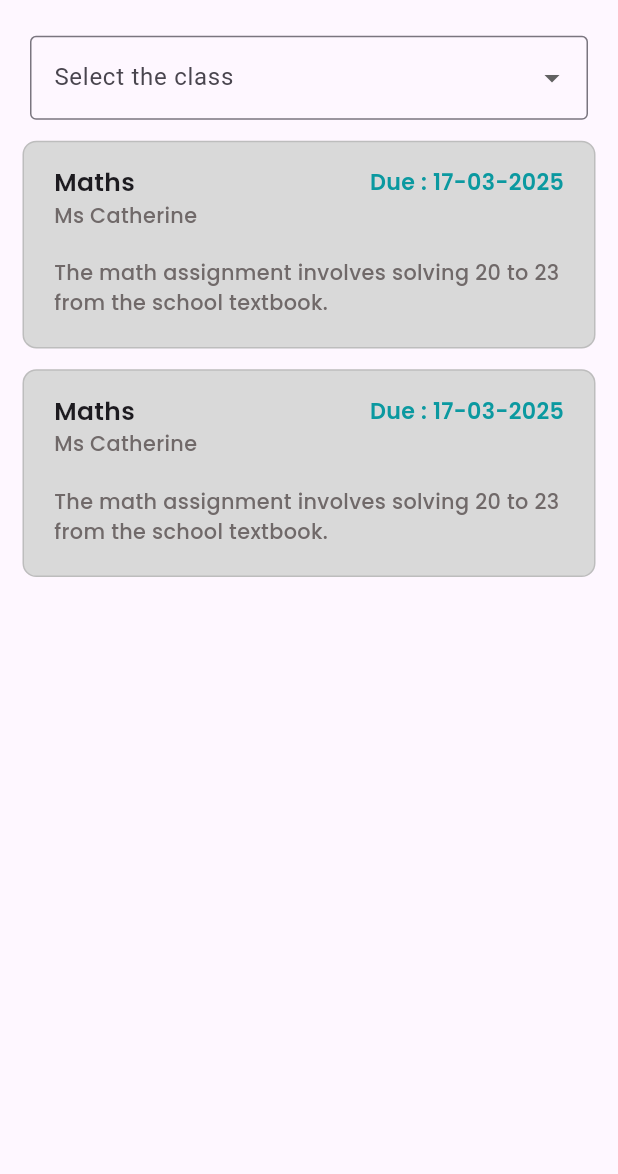
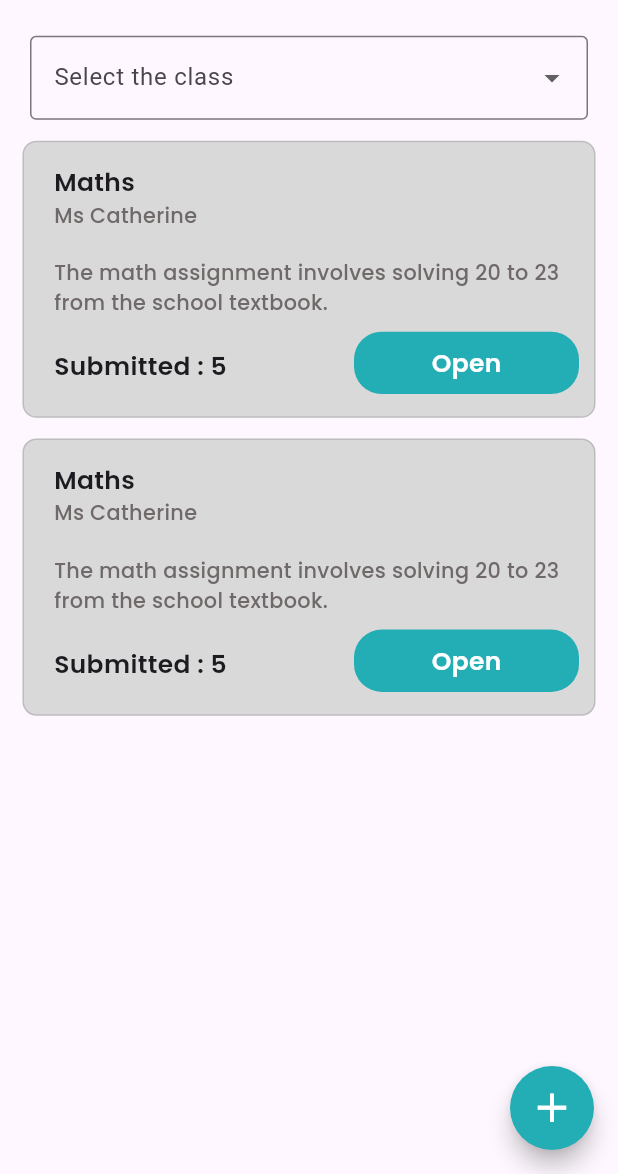
Before and after one commit to ANJANA-V2003/edusphere, a Flutter app: the Teacher_Examview screen opened directly, on a phone screen of 412 x 824 dp, the part 62-1236 px from its top. Run offline on Flutter 3.47's test engine with Material 3 defaults, Android fonts, the phone set to English and light mode, and no system bars; our stand-ins replace flutter_screenutil, flutter_svg, get, google_fonts.

Commit message:
Teachers exam view

```diff
--- a/lib/Teachers-module/Teacher_examview.dart
+++ b/lib/Teachers-module/Teacher_examview.dart
@@ -1,3 +1,5 @@
+import 'package:edushpere/Teachers-module/Teacher_add_exam.dart';
+import 'package:edushpere/Teachers-module/Teacher_exam_review.dart';
 import 'package:flutter/material.dart';
 import 'package:flutter_screenutil/flutter_screenutil.dart';
 import 'package:google_fonts/google_fonts.dart';
@@ -57,7 +59,7 @@ class _Teacher_ExamviewState extends State<Teacher_Examview> {
                 padding: EdgeInsets.only(left: 15.w, right: 15.w, top: 15.h),
                 child: Container(
                   width: 380.w,
-                  height: 150.h,
+                  height: 200.h,
                   padding: EdgeInsets.all(10.w),
                   decoration: BoxDecoration(
                     border: Border.all(width: 1.w, color: Colors.grey.shade400),
@@ -76,14 +78,14 @@ class _Teacher_ExamviewState extends State<Teacher_Examview> {
                                     fontSize: 18.sp,
                                     fontWeight: FontWeight.w600)),
                           ),
-                          Padding(
-                            padding: EdgeInsets.only(right: 10.w, top: 5.h),
-                            child: Text("Due : 17-03-2025",
-                                style: GoogleFonts.poppins(
-                                    fontSize: 16.sp,
-                                    fontWeight: FontWeight.w600,
-                                    color: Color(0xff0B99A0))),
-                          ),
+                          // Padding(
+                          //   padding: EdgeInsets.only(right: 10.w, top: 5.h),
+                          //   child: Text("Due : 17-03-2025",
+                          //       style: GoogleFonts.poppins(
+                          //           fontSize: 16.sp,
+                          //           fontWeight: FontWeight.w600,
+                          //           color: Color(0xff0B99A0))),
+                          // ),
                         ],
                       ),
                       Row(
@@ -116,7 +118,44 @@ class _Teacher_ExamviewState extends State<Teacher_Examview> {
                             ),
                           )
                         ],
-                      )
+                      ),
+                      SizedBox(
+                        height: 10.h,
+                      ),
+                      Row(
+                        mainAxisAlignment: MainAxisAlignment.spaceBetween,
+                        children: [
+                          Padding(
+                            padding: EdgeInsets.only(left: 10.w, top: 5.h),
+                            child: Text("Submitted : 5",
+                                style: GoogleFonts.poppins(
+                                    fontSize: 18.sp,
+                                    fontWeight: FontWeight.w600)),
+                          ),
+                          GestureDetector(onTap: () {
+                            Navigator.push(context, MaterialPageRoute(builder: (context) {
+                              return Teacher_ExamReview();
+                            },));
+                          },
+                            child: Container(
+                              height: 45.h,
+                              width: 150.w,
+                              decoration: BoxDecoration(
+                                  borderRadius: BorderRadius.circular(20.r),
+                                  color: Color(0xff23ADB4)),
+                              child: Center(
+                                child: Text(
+                                  "Open",
+                                  style: GoogleFonts.poppins(
+                                      fontWeight: FontWeight.w600,
+                                      fontSize: 18.sp,
+                                      color: Colors.white),
+                                ),
+                              ),
+                            ),
+                          )
+                        ],
+                      ),
                     ],
                   ),
                 ),
@@ -125,6 +164,22 @@ class _Teacher_ExamviewState extends State<Teacher_Examview> {
           ),
         ],
       ),
+      floatingActionButton: FloatingActionButton(
+        shape: CircleBorder(),
+        backgroundColor: Color(0xff23ADB4),
+        child: Icon(
+          Icons.add,
+          color: Colors.white,
+          size: 35.sp,
+        ),
+        onPressed: () {
+          Navigator.push(context, MaterialPageRoute(
+            builder: (context) {
+              return Teacher_AddExam();
+            },
+          ));
+        },
+      ),
     );
   }
 }
```
Also changed, not shown: lib/Teachers-module/Teacher_add_exam.dart (added, +176 -0 lines), lib/Teachers-module/Teacher_exam_review.dart (added, +28 -0 lines), 4 other files.
